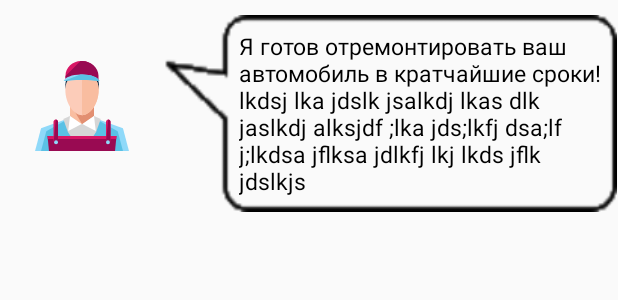
After one commit to timurbakibayev/uFix, an Android app: the layout bubble.xml on its own in the app's theme, with its tools: preview values and no code run, on a phone screen of 412 x 824 dp. The commit adds this screen. Shown: the top 300 px of the screen. Run offline under Robolectric (Android 15) with nearby library versions, the phone set to English and light mode, and no system bars.

Commit message:
bubbles and activity flow fixes

```diff
--- a/app/src/main/res/drawable/mechanic.xml
+++ b/app/src/main/res/drawable/mechanic.xml
@@ -1,5 +1,5 @@
-<vector android:height="24dp" android:viewportHeight="64.0"
-    android:viewportWidth="64.0" android:width="24dp" xmlns:android="http://schemas.android.com/apk/res/android">
+<vector android:height="64dp" android:viewportHeight="64.0"
+    android:viewportWidth="64.0" android:width="64dp" xmlns:android="http://schemas.android.com/apk/res/android">
     <path android:fillColor="#D6D6D6" android:pathData="M26,44h14v18h-14z"/>
     <path android:fillColor="#00233F" android:pathData="M43.3,18c0,5 -4,9 -9,9h-4.4c-5,0 -9,-4 -9,-9l0,0c0,-5 4,-9 9,-9h4.4C39.2,9 43.3,13 43.3,18L43.3,18z"/>
     <path android:fillColor="#F9BDA0" android:pathData="M24,31h16v13h-16z"/>
--- a/app/src/main/res/layout/activity_main.xml
+++ b/app/src/main/res/layout/activity_main.xml
@@ -16,7 +16,7 @@
         android:id="@+id/statusTextView"
         android:layout_width="wrap_content"
         android:layout_height="wrap_content"
-        android:text="" />
+        android:text="Вход в систему..." />
     <com.google.android.gms.common.SignInButton
         android:id="@+id/sign_in_button"
         android:layout_width="wrap_content"
--- /dev/null
+++ b/app/src/main/res/layout/bubble.xml
@@ -0,0 +1,35 @@
+<?xml version="1.0" encoding="utf-8"?>
+<FrameLayout xmlns:android="http://schemas.android.com/apk/res/android"
+    android:id="@+id/even_container"
+    android:layout_width="fill_parent"
+    android:layout_height="wrap_content"
+    >
+
+    <LinearLayout
+        android:layout_width="match_parent"
+        android:layout_height="wrap_content"
+        android:orientation="horizontal">
+
+        <ImageView android:id="@+id/user_img"
+            android:layout_height="wrap_content"
+            android:layout_width="0dp"
+            android:layout_weight="0.29"
+            android:layout_gravity="center_vertical"
+            android:src="@drawable/mechanic"/>
+
+            <TextView android:id="@+id/textInBubble"
+                android:layout_height="wrap_content"
+                android:layout_width="0dp"
+                android:layout_alignParentRight="true"
+                android:textColor="#000000"
+                android:layout_weight="0.8"
+                android:background="@drawable/simple_rect_bubble"
+                android:textSize="15dip"
+                android:paddingTop="10dp"
+                android:paddingBottom="10dp"
+                android:paddingRight="10dp"
+                android:paddingLeft="50dip"
+                android:text="Я готов отремонтировать ваш автомобиль в кратчайшие сроки!  lkdsj lka jdslk jsalkdj lkas dlk jaslkdj alksjdf ;lka jds;lkfj dsa;lf j;lkdsa jflksa jdlkfj lkj lkds jflk jdslkjs"
+                android:layout_marginTop="10dip" />
+    </LinearLayout>
+</FrameLayout>
```
Also changed, not shown: app/src/main/java/kz/sagrad/ufix/DetailsActivity.java (+13 -20 lines), app/src/main/java/kz/sagrad/ufix/MainActivity.java (+6 -2 lines), app/src/main/res/drawable/simple_rect_bubble.png (added).
